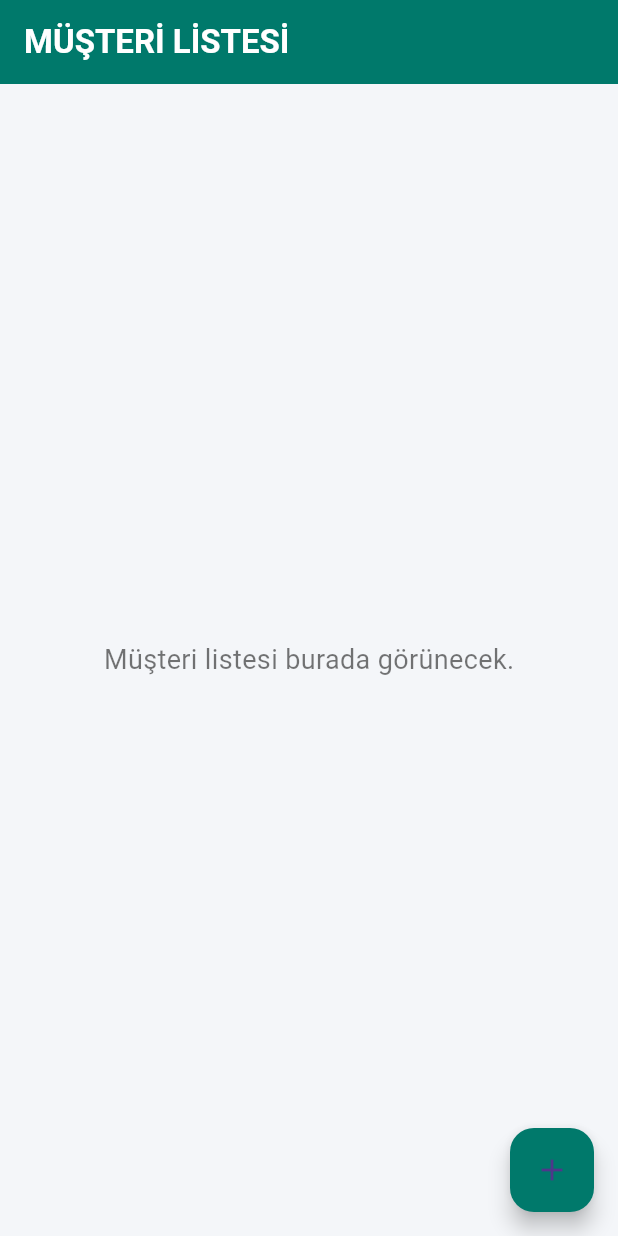
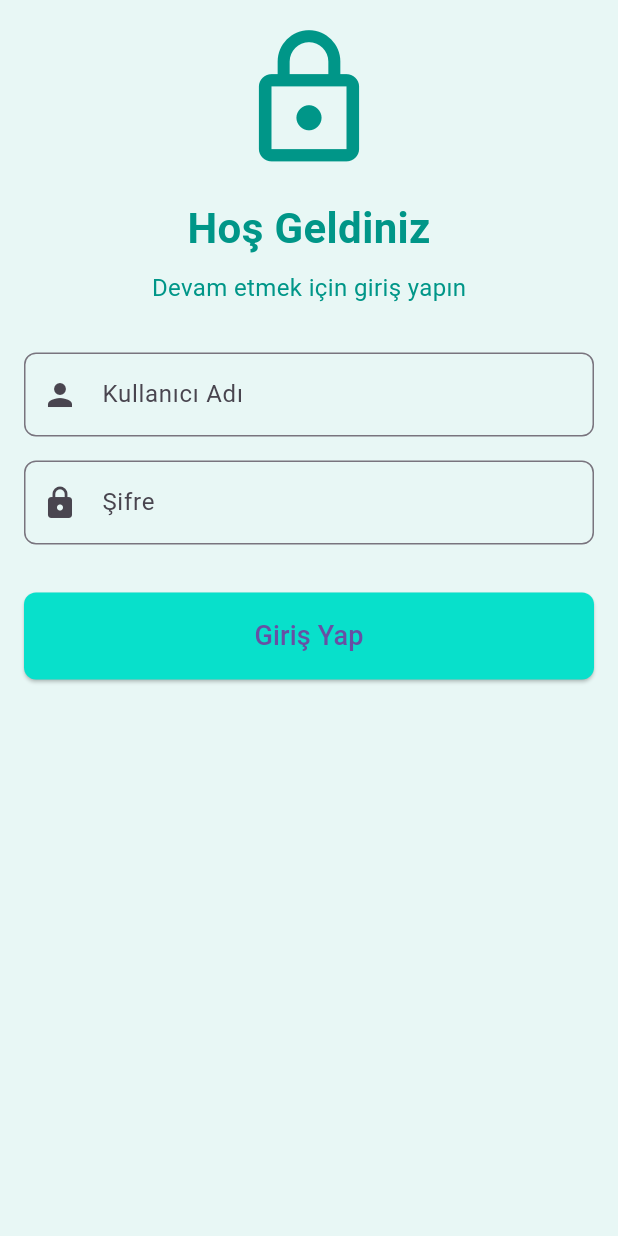
Before and after one commit to btnahmet/computation_app, a Flutter app: the screen it shows after launch, on a phone screen of 412 x 824 dp. Run offline on Flutter 3.47's test engine with Material 3 defaults, Android fonts, the light colour scheme and no system bars.

Commit message:
Login Ekranı Commit

```diff
--- a/lib/ana_sayfa.dart
+++ b/lib/ana_sayfa.dart
@@ -3,7 +3,8 @@ import 'tahsilat.dart';
 import 'kayit_ekleme.dart';
 
 class AnaSayfa extends StatefulWidget {
-  const AnaSayfa({super.key});
+  const AnaSayfa({super.key, required this.title});
+  final String title;
 
   @override
   State<AnaSayfa> createState() => _AnaSayfaState();
@@ -237,6 +238,7 @@ class _AnaSayfaState extends State<AnaSayfa> {
                   },
                 ),
         ),
+
         floatingActionButton: FloatingActionButton(
           onPressed: _navigateToKayitEkleme,
           backgroundColor: const Color(0xFF00796B),
--- /dev/null
+++ b/lib/login.dart
@@ -0,0 +1,152 @@
+import 'package:computation_app/ana_sayfa.dart';
+import 'package:flutter/material.dart';
+
+class Login extends StatefulWidget {
+  const Login({super.key, required this.title});
+  final String title;
+
+  @override
+  State<Login> createState() => _LoginState();
+}
+
+class _LoginState extends State<Login> {
+  final TextEditingController _usernameController = TextEditingController();
+  final TextEditingController _passwordController = TextEditingController();
+
+  void _login() {
+    // Kullanıcı adı ve şifre kontrolü burada yapılabilir
+    if (_usernameController.text.isNotEmpty && _passwordController.text.isNotEmpty) {
+      // Giriş başarılı
+      // Navigator.pushReplacementNamed(context, AnaSayfa(title:"")); // Ana sayfaya yönlendirme
+        Navigator.push(context, MaterialPageRoute(builder: (context) => const AnaSayfa(title: "")),);
+    } else {
+      // Hata mesajı göster
+      ScaffoldMessenger.of(context).showSnackBar(
+        const SnackBar(
+          content: Text("Lütfen tüm alanları doldurun!"),
+        ),
+      );
+    }
+  }
+
+  @override
+  Widget build(BuildContext context) {
+    return Scaffold(
+      backgroundColor: Color.fromARGB(255, 232, 247, 245),
+      body: Padding(
+        padding: EdgeInsets.all(0),
+        child: SafeArea(
+          child: SingleChildScrollView(
+            child: Center(
+              child: Padding(
+                padding: const EdgeInsets.all(16.0),
+                child: Column(
+                  mainAxisAlignment: MainAxisAlignment.center,
+                  crossAxisAlignment: CrossAxisAlignment.center,
+                  children: [
+                    // Logo veya başlık
+                    const Icon(
+                      Icons.lock_outline,
+                      size: 100,
+                      color: Colors.teal,
+                    ),
+                    const SizedBox(height: 16),
+                    const Text(
+                      "Hoş Geldiniz",
+                      style: TextStyle(
+                        fontSize: 28,
+                        fontWeight: FontWeight.bold,
+                        color: Colors.teal,
+                      ),
+                    ),
+                    const SizedBox(height: 8),
+                    const Text(
+                      "Devam etmek için giriş yapın",
+                      style: TextStyle(fontSize: 16, color: Colors.teal),
+                    ),
+                    const SizedBox(height: 32),
+
+                    // Kullanıcı adı alanı
+                    TextField(
+                      controller: _usernameController,
+                      decoration: InputDecoration(
+                        labelText: "Kullanıcı Adı",
+                        border: OutlineInputBorder(
+                          borderRadius: BorderRadius.circular(8.0),
+                        ),
+                        prefixIcon: const Icon(Icons.person),
+                      ),
+                    ),
+                    const SizedBox(height: 16),
+
+                    // Şifre alanı
+                    TextField(
+                      controller: _passwordController,
+                      obscureText: true,
+                      decoration: InputDecoration(
+                        labelText: "Şifre",
+                        border: OutlineInputBorder(
+                          borderRadius: BorderRadius.circular(8.0),
+                        ),
+                        prefixIcon: const Icon(Icons.lock),
+                      ),
+                    ),
+                    const SizedBox(height: 32),
+
+                    // Giriş butonu
+                    SizedBox(
+                      width: double.infinity,
+                      child: ElevatedButton(
+                        onPressed: _login,
+                        style: ElevatedButton.styleFrom(
+                          backgroundColor: const Color.fromARGB(255, 8, 224, 203),
+                          padding: const EdgeInsets.symmetric(vertical: 16.0),
+                          shape: RoundedRectangleBorder(
+                            borderRadius: BorderRadius.circular(8),
+                          ),
+                        ),
+                        child: const Text(
+                          "Giriş Yap",
+                          style: TextStyle(fontSize: 18),
+                        ),
+                      ),
+                    ),
+
+                    const SizedBox(height: 16),
+
+                    // Kayıt ol bağlantısı
+                    // Row(
+                    //   mainAxisAlignment: MainAxisAlignment.center,
+                    //   children: [
+                    //     const Text("Hesabınız yok mu? "),
+                    //     GestureDetector(
+                    //       onTap: () {
+                    //         // Kayıt ol sayfasına yönlendirme
+                    //       },
+                    //       child: const Text(
+                    //         "Kayıt Ol",
+                    //         style: TextStyle(
+                    //           color: Colors.teal,
+                    //           fontWeight: FontWeight.bold,
+                    //         ),
+                    //       ),
+                    //     ),
+                    //   ],
+                    // ),
+                  ],
+                ),
+              ),
+            ),
+          ),
+        ),
+      ),
+    );
+  }
+
+  @override
+  void dispose() {
+    _usernameController.dispose();
+    _passwordController.dispose();
+    super.dispose();
+  }
+}
--- a/lib/main.dart
+++ b/lib/main.dart
@@ -1,4 +1,5 @@
 import 'package:computation_app/ana_sayfa.dart';
+import 'package:computation_app/login.dart';
 // import 'package:computation_app/kayit_ekleme.dart';
 import 'package:flutter/material.dart';
 
@@ -38,7 +39,7 @@ class _MyHomePageState extends State<MyHomePage> {
   @override
   Widget build(BuildContext context) {
     return MaterialApp(
-      home: AnaSayfa(),
+      home: Login(title: "Login"),
     );
   }
 }
--- a/lib/tahsilat.dart
+++ b/lib/tahsilat.dart
@@ -173,6 +173,7 @@ class _TahsilatState extends State<Tahsilat> {
                     ),
                   ),
                 ),
+
                 Padding(
                   padding: const EdgeInsets.only(bottom: 16.0),
                   child: TextFormField(
@@ -199,6 +200,7 @@ class _TahsilatState extends State<Tahsilat> {
                     },
                   ),
                 ),
+
                 ...List.generate(
                   _controllers.length - 2,
                   (index) => Padding(
```
Also changed, not shown: lib/test.dart (+32 -0 lines), 1 other file.
